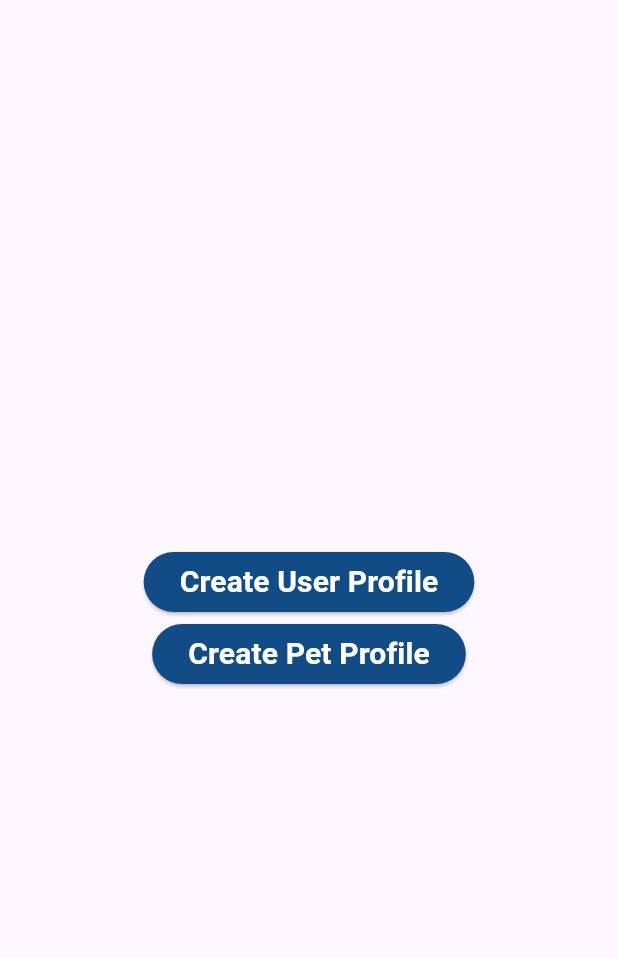
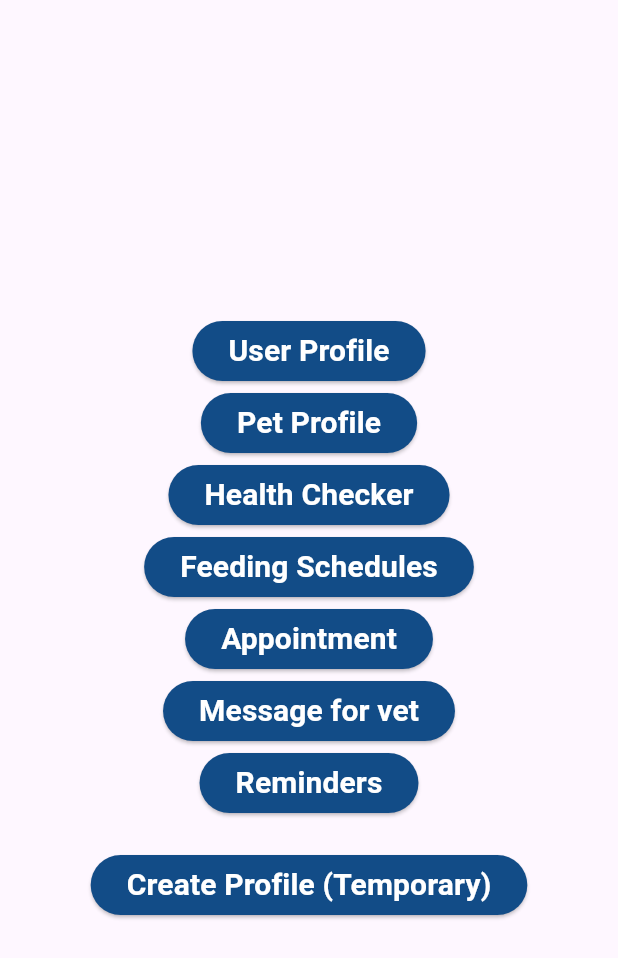
Before and after one commit to KaviruDeSilva08/Pet-Care-mobile-application-, a Flutter app: the screen it shows after launch, on a phone screen of 412 x 824 dp. Shown: the top 958 px of the screen. Run offline on Flutter 3.47's test engine with Material 3 defaults, Android fonts, the phone set to English and light mode, and no system bars; our stand-ins replace cloud_firestore, firebase_core; accounts and stored records are empty.

Commit message:
Created the Dashboard

```diff
--- a/lib/main.dart
+++ b/lib/main.dart
@@ -1,6 +1,6 @@
 import 'package:flutter/material.dart';
 import 'package:firebase_core/firebase_core.dart';
-import 'package:pet_care/screen/register.dart';
+import 'package:pet_care/screen/dashboard.dart';
 import 'firebase_options.dart';
 
 Future<void> main() async {
@@ -18,7 +18,7 @@ class MyApp extends StatelessWidget {
   Widget build(BuildContext context) {
     return MaterialApp(
       debugShowCheckedModeBanner: false,
-      home: Register(),
+      home: Dashboard(),
     );
   }
 }
--- a/lib/screen/dashboard.dart
+++ b/lib/screen/dashboard.dart
@@ -0,0 +1,175 @@
+import 'package:flutter/material.dart';
+import 'package:pet_care/screen/register.dart';
+
+class Dashboard extends StatelessWidget {
+  const Dashboard({super.key});
+
+  @override
+  Widget build(BuildContext context) {
+    return Scaffold(
+      body: Column(
+        mainAxisAlignment: MainAxisAlignment.center,
+        children: [
+          Row(
+            mainAxisAlignment: MainAxisAlignment.center,
+            children: [
+              ElevatedButton(
+                style: ElevatedButton.styleFrom(
+                  backgroundColor: Color.fromARGB(255, 18, 76, 135),
+                ),
+                onPressed: () {},
+                child: Text(
+                  'User Profile',
+                  style: TextStyle(
+                    color: Colors.white,
+                    fontSize: 20,
+                    fontWeight: FontWeight.bold,
+                  ),
+                ),
+              ),
+            ],
+          ),
+          Row(
+            mainAxisAlignment: MainAxisAlignment.center,
+            children: [
+              ElevatedButton(
+                style: ElevatedButton.styleFrom(
+                  backgroundColor: Color.fromARGB(255, 18, 76, 135),
+                ),
+                onPressed: () {},
+                child: Text(
+                  'Pet Profile',
+                  style: TextStyle(
+                    color: Colors.white,
+                    fontSize: 20,
+                    fontWeight: FontWeight.bold,
+                  ),
+                ),
+              ),
+            ],
+          ),
+          Row(
+            mainAxisAlignment: MainAxisAlignment.center,
+            children: [
+              ElevatedButton(
+                style: ElevatedButton.styleFrom(
+                  backgroundColor: Color.fromARGB(255, 18, 76, 135),
+                ),
+                onPressed: () {},
+                child: Text(
+                  'Health Checker',
+                  style: TextStyle(
+                    color: Colors.white,
+                    fontSize: 20,
+                    fontWeight: FontWeight.bold,
+                  ),
+                ),
+              ),
+            ],
+          ),
+          Row(
+            mainAxisAlignment: MainAxisAlignment.center,
+            children: [
+              ElevatedButton(
+                style: ElevatedButton.styleFrom(
+                  backgroundColor: Color.fromARGB(255, 18, 76, 135),
+                ),
+                onPressed: () {},
+                child: Text(
+                  'Feeding Schedules',
+                  style: TextStyle(
+                    color: Colors.white,
+                    fontSize: 20,
+                    fontWeight: FontWeight.bold,
+                  ),
+                ),
+              ),
+            ],
+          ),
+          Row(
+            mainAxisAlignment: MainAxisAlignment.center,
+            children: [
+              ElevatedButton(
+                style: ElevatedButton.styleFrom(
+                  backgroundColor: Color.fromARGB(255, 18, 76, 135),
+                ),
+                onPressed: () {},
+                child: Text(
+                  'Appointment',
+                  style: TextStyle(
+                    color: Colors.white,
+                    fontSize: 20,
+                    fontWeight: FontWeight.bold,
+                  ),
+                ),
+              ),
+            ],
+          ),
+          Row(
+            mainAxisAlignment: MainAxisAlignment.center,
+            children: [
+              ElevatedButton(
+                style: ElevatedButton.styleFrom(
+                  backgroundColor: Color.fromARGB(255, 18, 76, 135),
+                ),
+                onPressed: () {},
+                child: Text(
+                  'Message for vet',
+                  style: TextStyle(
+                    color: Colors.white,
+                    fontSize: 20,
+                    fontWeight: FontWeight.bold,
+                  ),
+                ),
+              ),
+            ],
+          ),
+          Row(
+            mainAxisAlignment: MainAxisAlignment.center,
+            children: [
+              ElevatedButton(
+                style: ElevatedButton.styleFrom(
+                  backgroundColor: Color.fromARGB(255, 18, 76, 135),
+                ),
+                onPressed: () {},
+                child: Text(
+                  'Reminders',
+                  style: TextStyle(
+                    color: Colors.white,
+                    fontSize: 20,
+                    fontWeight: FontWeight.bold,
+                  ),
+                ),
+              ),
+            ],
+          ),
+          SizedBox(height: 20.0),
+          Row(
+            mainAxisAlignment: MainAxisAlignment.center,
+            children: [
+              ElevatedButton(
+                style: ElevatedButton.styleFrom(
+                  backgroundColor: Color.fromARGB(255, 18, 76, 135),
+                ),
+                onPressed: () {
+                  Navigator.push(
+                    context,
+                    MaterialPageRoute(builder: (context) => const Register()),
+                  );
+                },
+                child: Text(
+                  'Create Profile (Temporary)',
+                  style: TextStyle(
+                    color: Colors.white,
+                    fontSize: 20,
+                    fontWeight: FontWeight.bold,
+                  ),
+                ),
+              ),
+            ],
+          ),
+        ],
+      ),
+    );
+  }
+}
```
